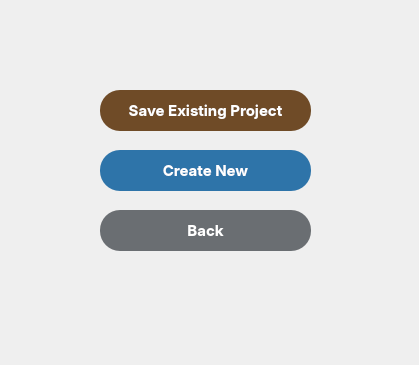
First picture: the form in Jayvee's Edited Files/save_image.ui, repository jpnora07/Crackterize, before the edit.
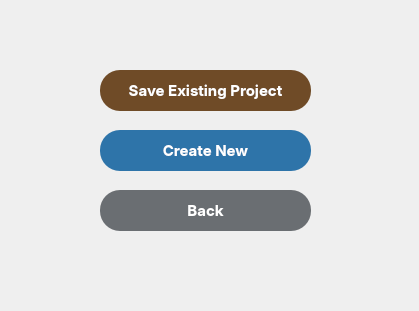
Second picture: the form after the edit.

```diff
--- a/Jayvee's Edited Files/save_image.ui
+++ b/Jayvee's Edited Files/save_image.ui
@@ -7,7 +7,7 @@
     <x>0</x>
     <y>0</y>
     <width>419</width>
-    <height>365</height>
+    <height>311</height>
    </rect>
   </property>
   <property name="windowTitle">
@@ -17,7 +17,7 @@
    <property name="geometry">
     <rect>
      <x>0</x>
-     <y>20</y>
+     <y>0</y>
      <width>421</width>
      <height>311</height>
     </rect>
```
